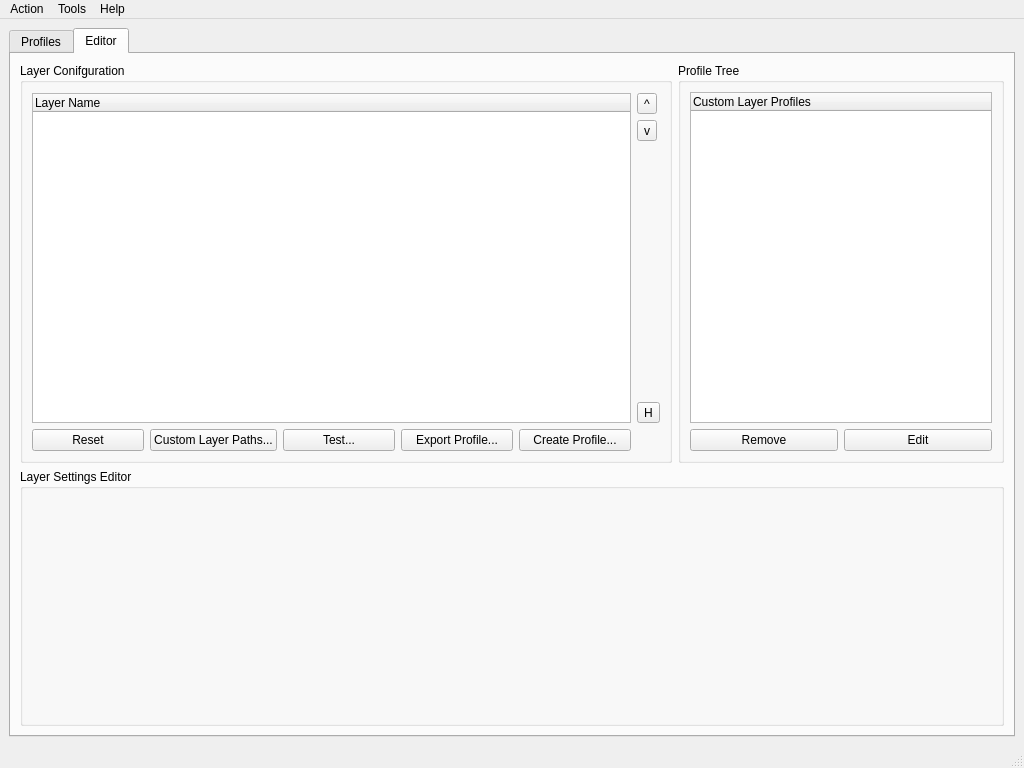
LunarG/VulkanTools, file vkconfig/mainwindow.ui: the form before one commit.
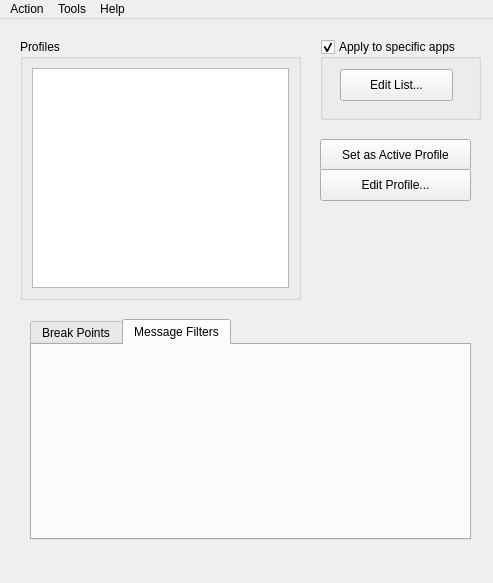
The form after the commit. Icons and pictures are not drawn.

Diff of the .ui file:
```diff
--- a/vkconfig/mainwindow.ui
+++ b/vkconfig/mainwindow.ui
@@ -6,14 +6,14 @@
    <rect>
     <x>0</x>
     <y>0</y>
-    <width>1024</width>
-    <height>768</height>
+    <width>493</width>
+    <height>583</height>
    </rect>
   </property>
   <property name="minimumSize">
    <size>
-    <width>1024</width>
-    <height>768</height>
+    <width>200</width>
+    <height>400</height>
    </size>
   </property>
   <property name="windowTitle">
@@ -23,251 +23,125 @@
    <string notr="true"/>
   </property>
   <widget class="QWidget" name="centralwidget">
-   <layout class="QVBoxLayout" name="verticalLayout">
-    <item>
-     <widget class="QTabWidget" name="tabWidget">
-      <property name="currentIndex">
-       <number>1</number>
-      </property>
-      <widget class="QWidget" name="tab">
-       <attribute name="title">
-        <string>Profiles</string>
-       </attribute>
-       <layout class="QHBoxLayout" name="horizontalLayout">
-        <item>
-         <widget class="QGroupBox" name="groupBox_3">
-          <property name="title">
-           <string>Profiles</string>
-          </property>
-          <layout class="QGridLayout" name="gridLayout">
-           <item row="1" column="1">
-            <widget class="QPushButton" name="pushButtonLaunch">
-             <property name="text">
-              <string>Launch Test Application with Profile</string>
-             </property>
-            </widget>
-           </item>
-           <item row="1" column="0">
-            <widget class="QPushButton" name="pushButtonActivateProfile">
-             <property name="text">
-              <string>Set as Active</string>
-             </property>
-            </widget>
-           </item>
-           <item row="0" column="0" colspan="2">
-            <widget class="QListWidget" name="listWidgetStacks"/>
-           </item>
-          </layout>
-         </widget>
-        </item>
-        <item>
-         <widget class="QGroupBox" name="groupBox_4">
-          <property name="title">
-           <string>Profile-App Associations</string>
-          </property>
-          <layout class="QGridLayout" name="gridLayout_2">
-           <item row="1" column="2">
-            <widget class="QPushButton" name="pushButtonLaunchProfileApp">
-             <property name="text">
-              <string>Launch For Testing</string>
-             </property>
-            </widget>
-           </item>
-           <item row="1" column="0">
-            <widget class="QPushButton" name="pushButtonAddAssociation">
-             <property name="text">
-              <string>Add New Association...</string>
-             </property>
-            </widget>
-           </item>
-           <item row="0" column="0" colspan="3">
-            <widget class="QListWidget" name="listWidgetStackApps"/>
-           </item>
-           <item row="1" column="1">
-            <widget class="QPushButton" name="pushButton">
-             <property name="text">
-              <string>Delete</string>
-             </property>
-            </widget>
-           </item>
-          </layout>
-         </widget>
-        </item>
-       </layout>
+   <widget class="QGroupBox" name="groupBox_3">
+    <property name="geometry">
+     <rect>
+      <x>20</x>
+      <y>20</y>
+      <width>281</width>
+      <height>261</height>
+     </rect>
+    </property>
+    <property name="title">
+     <string>Profiles</string>
+    </property>
+    <layout class="QGridLayout" name="gridLayout">
+     <item row="0" column="0" colspan="2">
+      <widget class="QListWidget" name="listWidgetProfiles">
+       <property name="sizePolicy">
+        <sizepolicy hsizetype="Minimum" vsizetype="Expanding">
+         <horstretch>0</horstretch>
+         <verstretch>0</verstretch>
+        </sizepolicy>
+       </property>
       </widget>
-      <widget class="QWidget" name="tab_2">
-       <attribute name="title">
-        <string>Editor</string>
-       </attribute>
-       <layout class="QGridLayout" name="gridLayout_3">
-        <item row="0" column="0" colspan="2">
-         <widget class="QGroupBox" name="groupBox_2">
-          <property name="title">
-           <string>Layer Conifguration</string>
-          </property>
-          <layout class="QGridLayout" name="gridLayout_5" rowstretch="0,0,0,0,0,0,0">
-           <property name="topMargin">
-            <number>10</number>
-           </property>
-           <item row="6" column="4">
-            <widget class="QPushButton" name="pushButtonCreateProfile">
-             <property name="text">
-              <string>Create Profile...</string>
-             </property>
-            </widget>
-           </item>
-           <item row="4" column="5">
-            <widget class="QToolButton" name="toolButtonHideUnused">
-             <property name="toolTip">
-              <string>Hide Unused Layers</string>
-             </property>
-             <property name="text">
-              <string>H</string>
-             </property>
-            </widget>
-           </item>
-           <item row="1" column="5">
-            <widget class="QToolButton" name="toolButtonDown">
-             <property name="toolTip">
-              <string>Move Layer Down</string>
-             </property>
-             <property name="text">
-              <string>v</string>
-             </property>
-            </widget>
-           </item>
-           <item row="6" column="2">
-            <widget class="QPushButton" name="pushButtonLaunchTest">
-             <property name="text">
-              <string>Test...</string>
-             </property>
-            </widget>
-           </item>
-           <item row="6" column="3">
-            <widget class="QPushButton" name="pushButton_2">
-             <property name="text">
-              <string>Export Profile...</string>
-             </property>
-            </widget>
-           </item>
-           <item row="0" column="0" rowspan="5" colspan="5">
-            <widget class="QTreeWidget" name="layerTree">
-             <property name="sizePolicy">
-              <sizepolicy hsizetype="Expanding" vsizetype="Preferred">
-               <horstretch>0</horstretch>
-               <verstretch>0</verstretch>
-              </sizepolicy>
-             </property>
-             <column>
-              <property name="text">
-               <string notr="true">Layer Name</string>
-              </property>
-             </column>
-            </widget>
-           </item>
-           <item row="0" column="5">
-            <widget class="QToolButton" name="toolButtonUp">
-             <property name="toolTip">
-              <string>Move Layer Up</string>
-             </property>
-             <property name="text">
-              <string>^</string>
-             </property>
-            </widget>
-           </item>
-           <item row="6" column="0">
-            <widget class="QPushButton" name="pushButtonResetLayers">
-             <property name="text">
-              <string>Reset</string>
-             </property>
-            </widget>
-           </item>
-           <item row="6" column="1">
-            <widget class="QPushButton" name="pushButtonCustomPaths">
-             <property name="text">
-              <string>Custom Layer Paths...</string>
-             </property>
-            </widget>
-           </item>
-          </layout>
-         </widget>
-        </item>
-        <item row="0" column="2">
-         <widget class="QGroupBox" name="groupBox_5">
-          <property name="maximumSize">
-           <size>
-            <width>16777215</width>
-            <height>400</height>
-           </size>
-          </property>
-          <property name="title">
-           <string>Profile Tree</string>
-          </property>
-          <layout class="QGridLayout" name="gridLayout_4">
-           <item row="0" column="0" colspan="2">
-            <widget class="QTreeWidget" name="treeWidgetStacks">
-             <column>
-              <property name="text">
-               <string notr="true">Custom Layer Profiles</string>
-              </property>
-             </column>
-            </widget>
-           </item>
-           <item row="1" column="0">
-            <widget class="QPushButton" name="pushButtonRemoveProfile">
-             <property name="text">
-              <string>Remove</string>
-             </property>
-            </widget>
-           </item>
-           <item row="1" column="1">
-            <widget class="QPushButton" name="pushButtonEditProfile">
-             <property name="text">
-              <string>Edit</string>
-             </property>
-            </widget>
-           </item>
-          </layout>
-         </widget>
-        </item>
-        <item row="1" column="0" colspan="3">
-         <widget class="QGroupBox" name="groupBoxEditor">
-          <property name="title">
-           <string>Layer Settings Editor</string>
-          </property>
-          <widget class="QLabel" name="label_2">
-           <property name="geometry">
-            <rect>
-             <x>820</x>
-             <y>30</y>
-             <width>121</width>
-             <height>64</height>
-            </rect>
-           </property>
-           <property name="text">
-            <string/>
-           </property>
-           <property name="pixmap">
-            <pixmap resource="resources.qrc">:/resourcefiles/lunarg_logo.png</pixmap>
-           </property>
-           <property name="alignment">
-            <set>Qt::AlignCenter</set>
-           </property>
-          </widget>
-         </widget>
-        </item>
-       </layout>
-      </widget>
-     </widget>
-    </item>
-   </layout>
+     </item>
+    </layout>
+   </widget>
+   <widget class="QGroupBox" name="groupBoxAppList">
+    <property name="geometry">
+     <rect>
+      <x>320</x>
+      <y>20</y>
+      <width>161</width>
+      <height>81</height>
+     </rect>
+    </property>
+    <property name="title">
+     <string>Apply to specific apps</string>
+    </property>
+    <property name="checkable">
+     <bool>true</bool>
+    </property>
+    <widget class="QPushButton" name="pushButtonAppList">
+     <property name="geometry">
+      <rect>
+       <x>20</x>
+       <y>30</y>
+       <width>113</width>
+       <height>32</height>
+      </rect>
+     </property>
+     <property name="text">
+      <string>Edit List...</string>
+     </property>
+    </widget>
+   </widget>
+   <widget class="QPushButton" name="pushButtonActivateProfile">
+    <property name="geometry">
+     <rect>
+      <x>320</x>
+      <y>120</y>
+      <width>151</width>
+      <height>32</height>
+     </rect>
+    </property>
+    <property name="text">
+     <string>Set as Active Profile</string>
+    </property>
+   </widget>
+   <widget class="QPushButton" name="pushButtonEditProfile">
+    <property name="geometry">
+     <rect>
+      <x>320</x>
+      <y>150</y>
+      <width>151</width>
+      <height>32</height>
+     </rect>
+    </property>
+    <property name="text">
+     <string>Edit Profile...</string>
+    </property>
+   </widget>
+   <widget class="QTabWidget" name="tabWidget">
+    <property name="geometry">
+     <rect>
+      <x>30</x>
+      <y>300</y>
+      <width>441</width>
+      <height>221</height>
+     </rect>
+    </property>
+    <property name="tabPosition">
+     <enum>QTabWidget::North</enum>
+    </property>
+    <property name="tabShape">
+     <enum>QTabWidget::Rounded</enum>
+    </property>
+    <property name="currentIndex">
+     <number>1</number>
+    </property>
+    <property name="elideMode">
+     <enum>Qt::ElideMiddle</enum>
+    </property>
+    <widget class="QWidget" name="tab">
+     <attribute name="title">
+      <string>Break Points</string>
+     </attribute>
+    </widget>
+    <widget class="QWidget" name="tab_2">
+     <attribute name="title">
+      <string>Message Filters</string>
+     </attribute>
+    </widget>
+   </widget>
   </widget>
   <widget class="QMenuBar" name="menubar">
    <property name="geometry">
     <rect>
      <x>0</x>
      <y>0</y>
-     <width>1024</width>
+     <width>493</width>
      <height>22</height>
     </rect>
    </property>
@@ -300,7 +174,6 @@
    <addaction name="menuTools"/>
    <addaction name="menuHelp"/>
   </widget>
-  <widget class="QStatusBar" name="statusbar"/>
   <action name="actionHistory">
    <property name="text">
     <string>History...</string>
```
Left out of the diff: 16 changed lines with no effect on the pictures.
